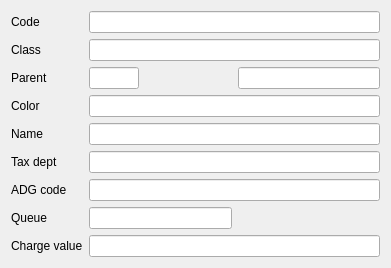
Above: Editors/ce5goodsgroup.ui from End1-1/Cafe5 before the change. Below: the same form after it.
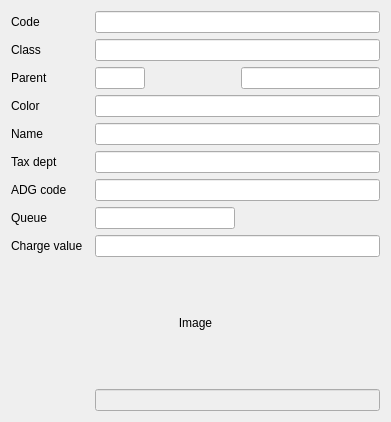
That is the form after the change. Custom widgets are drawn as their Qt base class.

```diff
--- a/Editors/ce5goodsgroup.ui
+++ b/Editors/ce5goodsgroup.ui
@@ -201,6 +201,41 @@
      </property>
     </widget>
    </item>
+   <item row="10" column="0" colspan="4">
+    <widget class="QLabel" name="lbImg">
+     <property name="minimumSize">
+      <size>
+       <width>0</width>
+       <height>120</height>
+      </size>
+     </property>
+     <property name="contextMenuPolicy">
+      <enum>Qt::ContextMenuPolicy::CustomContextMenu</enum>
+     </property>
+     <property name="text">
+      <string>Image</string>
+     </property>
+     <property name="alignment">
+      <set>Qt::AlignmentFlag::AlignCenter</set>
+     </property>
+    </widget>
+   </item>
+   <item row="11" column="2" colspan="2">
+    <widget class="C5LineEditWithSelector" name="leImageUUID">
+     <property name="enabled">
+      <bool>false</bool>
+     </property>
+     <property name="focusPolicy">
+      <enum>Qt::FocusPolicy::NoFocus</enum>
+     </property>
+     <property name="Field" stdset="0">
+      <string>f_image</string>
+     </property>
+     <property name="nouse" stdset="0">
+      <bool>true</bool>
+     </property>
+    </widget>
+   </item>
   </layout>
  </widget>
  <customwidgets>
```
